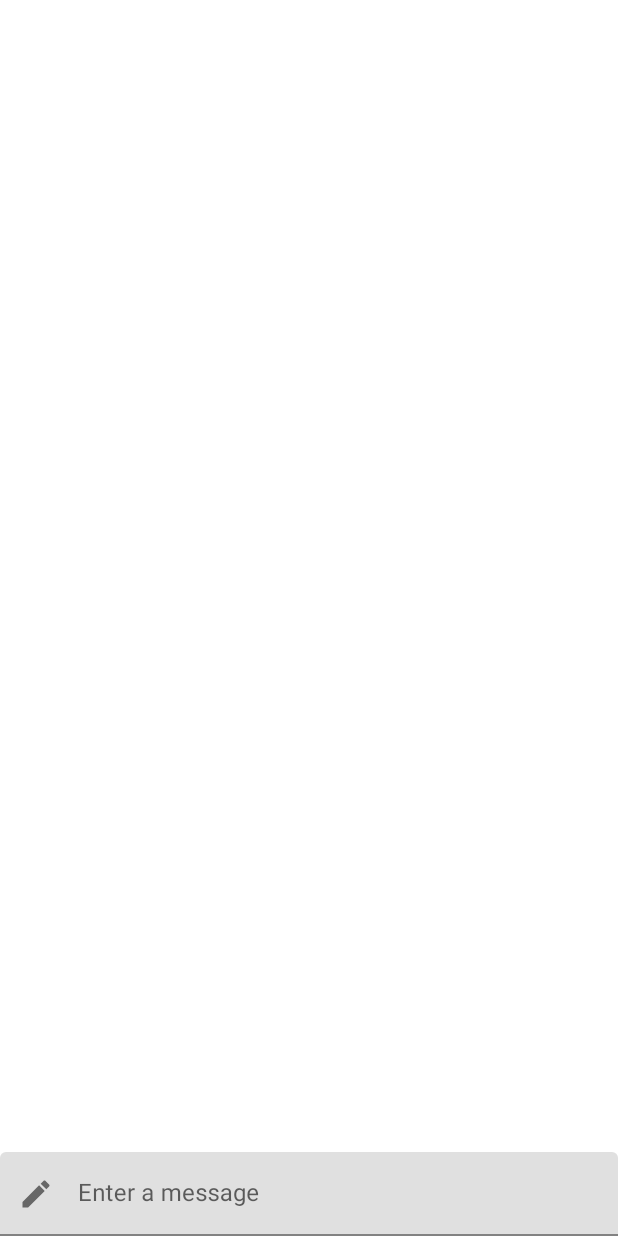
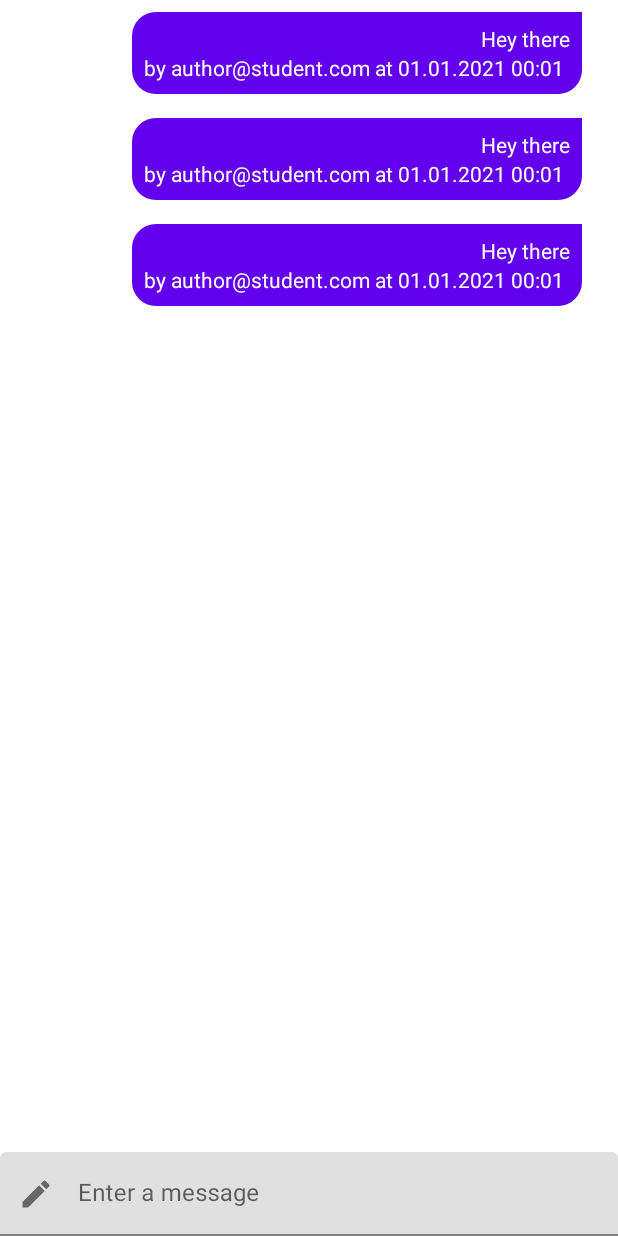
Before and after one commit to AlanDSilva/android-chats, an Android app: the layout fragment_chat.xml on its own in the app's theme, with its tools: preview values and no code run, on a phone screen of 412 x 824 dp. Run offline under Robolectric (Android 15) with nearby library versions, the light colour scheme and no system bars; Roboto replaces fonts that are not available here.

Commit message:
changed chat ui

```diff
--- /dev/null
+++ b/app/src/main/res/drawable/background_right.xml
@@ -0,0 +1,9 @@
+<?xml version="1.0" encoding="utf-8"?>
+<shape xmlns:android="http://schemas.android.com/apk/res/android"
+    android:shape="rectangle">
+    <corners
+        android:radius="16dp"
+        android:topRightRadius="0dp"/>
+    <solid android:color="@color/design_default_color_primary"/>
+
+</shape>
--- a/app/src/main/res/layout/fragment_chat.xml
+++ b/app/src/main/res/layout/fragment_chat.xml
@@ -16,7 +16,8 @@
         android:scrollbars="vertical"
         android:layout_marginLeft="@dimen/spacing_normal"
         android:layout_marginRight="@dimen/spacing_normal"
-        app:layoutManager="androidx.recyclerview.widget.LinearLayoutManager"/>
+        app:layoutManager="androidx.recyclerview.widget.LinearLayoutManager"
+        tools:listitem="@layout/item_chat_right"/>
 
     <com.google.android.material.textfield.TextInputLayout
         android:layout_width="match_parent"
--- a/app/src/main/res/layout/fragment_group.xml
+++ b/app/src/main/res/layout/fragment_group.xml
@@ -12,7 +12,8 @@
         android:layout_height="match_parent"
         android:layout_marginLeft="@dimen/spacing_normal"
         android:layout_marginRight="@dimen/spacing_normal"
-        app:layoutManager="androidx.recyclerview.widget.LinearLayoutManager"/>
+        app:layoutManager="androidx.recyclerview.widget.LinearLayoutManager"
+        tools:listitem="@layout/item_group"/>
 
         <com.google.android.material.floatingactionbutton.FloatingActionButton
             android:id="@+id/fab"
--- /dev/null
+++ b/app/src/main/res/layout/item_chat_right.xml
@@ -0,0 +1,34 @@
+<?xml version="1.0" encoding="utf-8"?>
+<RelativeLayout
+    xmlns:android="http://schemas.android.com/apk/res/android"
+    android:layout_width="match_parent"
+    android:layout_height="wrap_content">
+    <RelativeLayout
+        android:layout_width="300dp"
+        android:layout_height="wrap_content"
+        android:layout_alignParentEnd="true"
+        android:layout_margin="8dp">
+        <LinearLayout
+            android:layout_height="wrap_content"
+            android:layout_width="match_parent"
+            android:orientation="vertical"
+            android:padding="8dp"
+            android:background="@drawable/background_right">
+            <TextView
+                android:id="@+id/content_text_view"
+                android:layout_width="wrap_content"
+                android:layout_height="wrap_content"
+                android:text="Hey there"
+                android:layout_gravity="right"
+                android:textColor="@color/secondaryTextColor">
+            </TextView>
+            <TextView
+                android:id="@+id/author_text_view"
+                android:layout_width="match_parent"
+                android:layout_height="wrap_content"
+                android:text="by author@student.com at 01.01.2021 00:01"
+                android:textColor="@color/secondaryTextColor">
+            </TextView>
+        </LinearLayout>
+    </RelativeLayout>
+</RelativeLayout>
```
Also changed, not shown: app/src/main/java/fi/alandasilva/chat/fragments/chat/ItemAdapter.kt (+41 -12 lines), app/src/main/res/drawable/background_left.xml (added, +9 -0 lines), app/src/main/res/layout/item_chat_left.xml (renamed from app/src/main/res/layout/item_chat.xml, +8 -11 lines).
